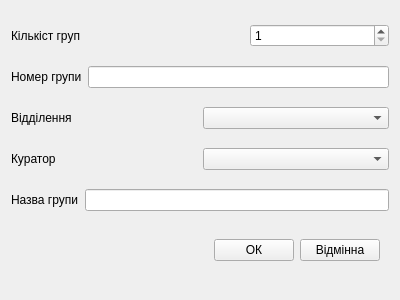
This is Kursova/EducationProgressForms/InputForms/groupinputform.ui in zzvanyazz/Kursova as Qt 5 draws it before an edit. The edited form follows.
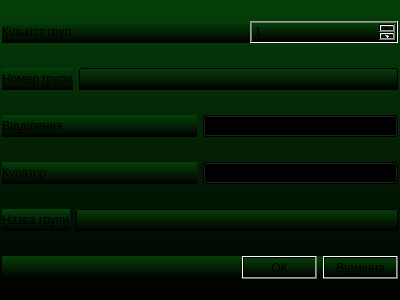
This is the edited form.

What changed in the file:
```diff
--- a/Kursova/EducationProgressForms/InputForms/groupinputform.ui
+++ b/Kursova/EducationProgressForms/InputForms/groupinputform.ui
@@ -13,7 +13,22 @@
   <property name="windowTitle">
    <string>Form</string>
   </property>
+  <property name="styleSheet">
+   <string notr="true">background-color: qlineargradient(spread:pad, x1:1, y1:1, x2:1, y2:0.034, stop:0 rgba(0, 0, 0, 255), stop:1 rgba(5, 61, 8, 255));</string>
+  </property>
   <layout class="QVBoxLayout" name="verticalLayout">
+   <property name="leftMargin">
+    <number>2</number>
+   </property>
+   <property name="topMargin">
+    <number>2</number>
+   </property>
+   <property name="rightMargin">
+    <number>2</number>
+   </property>
+   <property name="bottomMargin">
+    <number>2</number>
+   </property>
    <item>
     <widget class="QWidget" name="horizontalWidget" native="true">
      <property name="sizePolicy">
@@ -116,7 +131,7 @@
     </layout>
    </item>
    <item>
-    <widget class="QWidget" name="" native="true">
+    <widget class="QWidget" name="widget" native="true">
      <property name="sizePolicy">
       <sizepolicy hsizetype="Minimum" vsizetype="Maximum">
        <horstretch>0</horstretch>
@@ -124,6 +139,18 @@
       </sizepolicy>
      </property>
      <layout class="QHBoxLayout" name="horizontalLayout">
+      <property name="leftMargin">
+       <number>0</number>
+      </property>
+      <property name="topMargin">
+       <number>0</number>
+      </property>
+      <property name="rightMargin">
+       <number>0</number>
+      </property>
+      <property name="bottomMargin">
+       <number>0</number>
+      </property>
       <item>
        <spacer name="horizontalSpacer">
         <property name="orientation">
```
Left out of the diff: 2 changed lines with no effect on the pictures.
